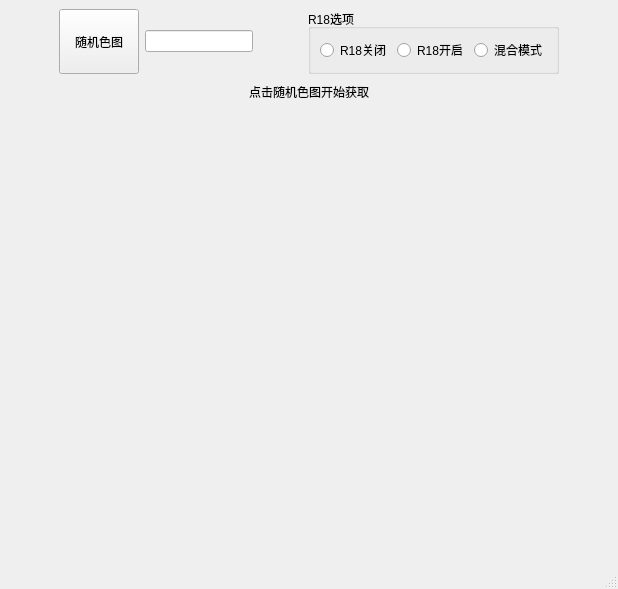
Before: the Qt Designer form a/mainwindow.ui in SSD06/setu, drawn with Qt 5.
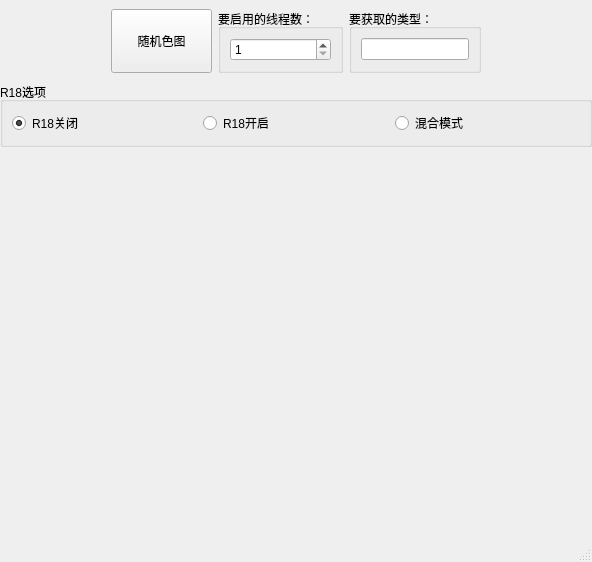
After: the same form once the commit is applied.

Diff of the .ui file:
```diff
--- a/a/mainwindow.ui
+++ b/a/mainwindow.ui
@@ -6,8 +6,8 @@
    <rect>
     <x>0</x>
     <y>0</y>
-    <width>618</width>
-    <height>589</height>
+    <width>592</width>
+    <height>562</height>
    </rect>
   </property>
   <property name="windowTitle">
@@ -66,10 +66,38 @@
         </widget>
        </item>
        <item>
+        <widget class="QGroupBox" name="groupBox_3">
+         <property name="title">
+          <string>要启用的线程数：</string>
+         </property>
+         <layout class="QVBoxLayout" name="verticalLayout_3">
+          <item>
+           <widget class="QSpinBox" name="spinBox">
+            <property name="minimum">
+             <number>1</number>
+            </property>
+            <property name="maximum">
+             <number>200</number>
+            </property>
+           </widget>
+          </item>
+         </layout>
+        </widget>
+       </item>
+       <item>
+        <widget class="QGroupBox" name="groupBox_2">
+         <property name="title">
+          <string>要获取的类型：</string>
+         </property>
+         <layout class="QVBoxLayout" name="verticalLayout_2">
+          <item>
         <widget class="QLineEdit" name="lineEdit"/>
        </item>
+         </layout>
+        </widget>
+       </item>
        <item>
-        <spacer name="horizontalSpacer_2">
+        <spacer name="horizontalSpacer_3">
          <property name="orientation">
           <enum>Qt::Horizontal</enum>
          </property>
@@ -80,6 +108,9 @@
           </size>
          </property>
         </spacer>
+       </item>
+      </layout>
+     </widget>
        </item>
        <item>
         <widget class="QGroupBox" name="groupBox">
@@ -110,6 +141,12 @@
             <property name="text">
              <string>R18关闭</string>
             </property>
+         <property name="checkable">
+          <bool>true</bool>
+         </property>
+         <property name="checked">
+          <bool>true</bool>
+         </property>
            </widget>
           </item>
           <item>
@@ -145,35 +182,6 @@
         </widget>
        </item>
        <item>
-        <spacer name="horizontalSpacer_3">
-         <property name="orientation">
-          <enum>Qt::Horizontal</enum>
-         </property>
-         <property name="sizeHint" stdset="0">
-          <size>
-           <width>40</width>
-           <height>20</height>
-          </size>
-         </property>
-        </spacer>
-       </item>
-      </layout>
-     </widget>
-    </item>
-    <item>
-     <widget class="QLabel" name="label_2">
-      <property name="styleSheet">
-       <string notr="true">font: 57 9pt &quot;方正基础像素&quot;;</string>
-      </property>
-      <property name="text">
-       <string>&lt;html&gt;&lt;head/&gt;&lt;body&gt;&lt;p align=&quot;center&quot;&gt;点击随机色图开始获取&lt;/p&gt;&lt;/body&gt;&lt;/html&gt;</string>
-      </property>
-      <property name="alignment">
-       <set>Qt::AlignCenter</set>
-      </property>
-     </widget>
-    </item>
-    <item>
      <widget class="QWidget" name="widget_2" native="true">
       <layout class="QHBoxLayout" name="horizontalLayout">
        <property name="leftMargin">
```
Left out of the diff: 2 changed lines with no effect on the pictures. Lines whose indentation alone changed are shown as unchanged.
